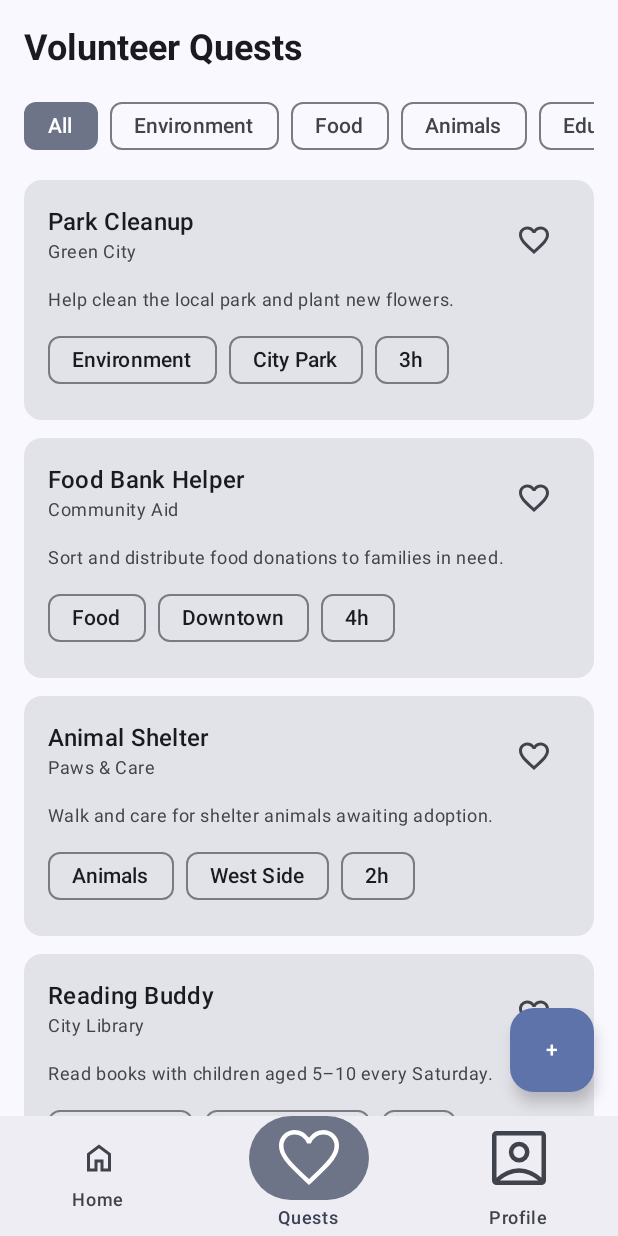
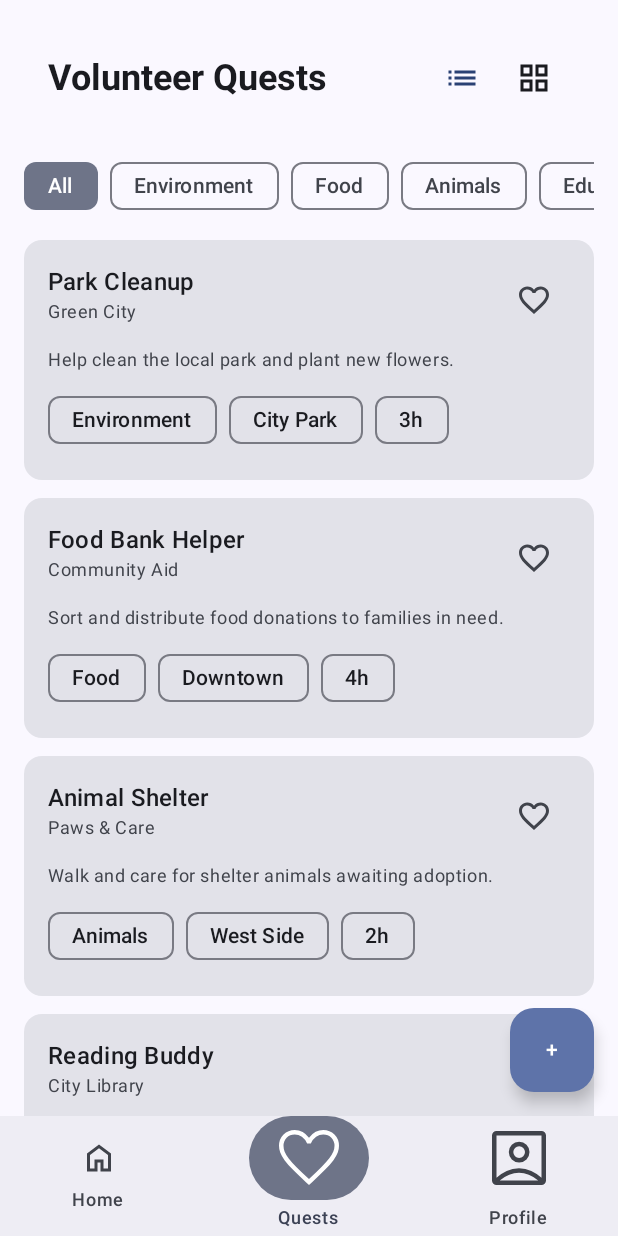
Before and after one commit to AbduBes/Volunteer-Opportunities-App, an Android app built with Jetpack Compose: the screen it shows after launch (MainActivity), item 2 of the bottom bar chosen, on a phone screen of 412 x 824 dp. Run offline under Robolectric (Android 15) with nearby library versions, the phone set to English and light mode, and no system bars; our stand-ins replace navigation suite.

Commit message:
Assignment 2, NavBar, State Management, Scrollable Lists,

```diff
--- a/app/build.gradle.kts
+++ b/app/build.gradle.kts
@@ -40,9 +40,11 @@ android {
 }
 
 dependencies {
+    val nav_version = "2.9.7"
     implementation("androidx.compose.material:material-icons-extended")
     implementation("io.coil-kt.coil3:coil-compose:3.1.0")
     implementation("io.coil-kt.coil3:coil-network-okhttp:3.1.0")
+    implementation("androidx.navigation:navigation-compose:${nav_version}")
     implementation(libs.androidx.lifecycle.viewmodel.compose)
     implementation(libs.androidx.core.ktx)
     implementation(libs.androidx.lifecycle.runtime.ktx)
--- /dev/null
+++ b/app/src/main/java/com/example/volunteer/model/HardcodedData.kt
@@ -0,0 +1,15 @@
+package com.example.volunteer.model
+
+object HardcodedData {
+    val allQuests = listOf(
+        Quest(1, "Park Cleanup", "Green City", "Environment", "City Park", 3, "Help clean the local park and plant new flowers."),
+        Quest(2, "Food Bank Helper", "Community Aid", "Food", "Downtown", 4, "Sort and distribute food donations to families in need.", isJoined = true),
+        Quest(3, "Animal Shelter", "Paws & Care", "Animals", "West Side", 2, "Walk and care for shelter animals awaiting adoption.", isJoined = true),
+        Quest(4, "Reading Buddy", "City Library", "Education", "Main Library", 2, "Read books with children aged 5–10 every Saturday."),
+        Quest(5, "Senior Visit", "Elder Care", "Healthcare", "Sunrise Home", 3, "Visit and chat with elderly residents."),
+        Quest(6, "Beach Cleanup", "Ocean Friends", "Environment", "South Beach", 5, "Remove plastic waste from the coastline."),
+        Quest(7, "Coding Workshop", "Tech4Good", "Education", "Community Center", 4, "Teach basic coding to teenagers."),
+    )
+
+    val categories = listOf("All", "Environment", "Food", "Animals", "Education", "Healthcare")
+}
--- a/app/src/main/java/com/example/volunteer/presentation/MainActivity.kt
+++ b/app/src/main/java/com/example/volunteer/presentation/MainActivity.kt
@@ -6,22 +6,24 @@ import androidx.activity.compose.setContent
 import androidx.activity.enableEdgeToEdge
 import androidx.compose.foundation.layout.fillMaxSize
 import androidx.compose.foundation.layout.padding
+import androidx.compose.material3.FloatingActionButton
 import androidx.compose.material3.Icon
 import androidx.compose.material3.Scaffold
 import androidx.compose.material3.Text
 import androidx.compose.material3.adaptive.navigationsuite.NavigationSuiteScaffold
-import androidx.compose.runtime.*
-import androidx.compose.runtime.saveable.rememberSaveable
+import androidx.compose.runtime.Composable
+import androidx.compose.runtime.getValue
 import androidx.compose.ui.Modifier
 import androidx.compose.ui.res.painterResource
-import com.example.volunteer.R
+import androidx.navigation.NavDestination.Companion.hierarchy
+import androidx.navigation.NavGraph.Companion.findStartDestination
+import androidx.navigation.NavHostController
+import androidx.navigation.compose.currentBackStackEntryAsState
+import androidx.navigation.compose.rememberNavController
+import com.example.volunteer.presentation.navigation.NavGraph
+import com.example.volunteer.presentation.navigation.Screen
 import com.example.volunteer.presentation.theme.VolunteerTheme
 import com.example.volunteer.presentation.ui.AppDestinations
-import com.example.volunteer.presentation.ui.screens.add.AddQuestScreen
-import com.example.volunteer.presentation.ui.screens.detail.QuestDetailScreen
-import com.example.volunteer.presentation.ui.screens.home.HomeScreen
-import com.example.volunteer.presentation.ui.screens.profile.ProfileScreen
-import com.example.volunteer.presentation.ui.screens.quests.QuestsScreen
 
 class MainActivity : ComponentActivity() {
     override fun onCreate(savedInstanceState: Bundle?) {
@@ -37,64 +39,71 @@ class MainActivity : ComponentActivity() {
 
 @Composable
 fun VolunteerApp() {
-    var currentDestination by rememberSaveable { mutableStateOf(AppDestinations.HOME) }
-    var selectedQuestId by rememberSaveable { mutableStateOf<Int?>(null) }
-    var showAddQuest by rememberSaveable { mutableStateOf(false) }
+    val navController = rememberNavController()
+    val navBackStackEntry by navController.currentBackStackEntryAsState()
+    val currentDestination = navBackStackEntry?.destination
+    val currentRoute = currentDestination?.route
 
-    when {
-        selectedQuestId != null -> {
-            QuestDetailScreen(
-                questId = selectedQuestId!!,
-                onBack = { selectedQuestId = null }
+    // Show bottom bar only on these top-level screens
+    val showBottomBar = currentRoute in listOf(
+        Screen.HOME.route,
+        Screen.QUESTS.route,
+        Screen.PROFILE.route
     )
-        }
-        showAddQuest -> {
-            AddQuestScreen(onBack = { showAddQuest = false })
-        }
-        else -> {
+
+    if (showBottomBar) {
         NavigationSuiteScaffold(
             navigationSuiteItems = {
                 AppDestinations.entries.forEach { dest ->
+                    val destRoute = when (dest) {
+                        AppDestinations.HOME -> Screen.HOME.route
+                        AppDestinations.QUESTS -> Screen.QUESTS.route
+                        AppDestinations.PROFILE -> Screen.PROFILE.route
+                    }
+
                     item(
-                            icon = {
-                                Icon(
-                                    painterResource(dest.icon),
-                                    contentDescription = dest.label
-                                )
-                            },
+                        icon = { Icon(painterResource(dest.icon), contentDescription = dest.label) },
                         label = { Text(dest.label) },
-                            selected = dest == currentDestination,
-                            onClick = { currentDestination = dest }
+                        selected = currentDestination?.hierarchy?.any { it.route == destRoute } == true,
+                        onClick = {
+                            navController.navigate(destRoute) {
+                                // Correct back stack handling
+                                popUpTo(navController.graph.findStartDestination().id) {
+                                    saveState = true
+                                }
+                                launchSingleTop = true
+                                restoreState = true
+                            }
+                        }
                     )
                 }
             }
         ) {
+            MainScaffoldContent(navController, currentRoute)
+        }
+    } else {
+        // Render without the bottom navigation bar for details/add screens
+        MainScaffoldContent(navController, currentRoute)
+    }
+}
+
+@Composable
+fun MainScaffoldContent(navController: NavHostController, currentRoute: String?) {
     Scaffold(
         modifier = Modifier.fillMaxSize(),
         floatingActionButton = {
-                        if (currentDestination == AppDestinations.QUESTS) {
-                            androidx.compose.material3.FloatingActionButton(
-                                onClick = { showAddQuest = true }
+            if (currentRoute == Screen.QUESTS.route) {
+                FloatingActionButton(
+                    onClick = { navController.navigate(Screen.ADD_QUEST.route) }
                 ) {
                     Text("+")
                 }
             }
         }
     ) { innerPadding ->
-                    val contentModifier = Modifier.padding(innerPadding)
-                    when (currentDestination) {
-                        AppDestinations.HOME -> HomeScreen(
-                            onViewQuestDetail = { selectedQuestId = it },
-                            modifier = contentModifier
+        NavGraph(
+            navController = navController,
+            modifier = Modifier.padding(innerPadding)
         )
-                        AppDestinations.QUESTS -> QuestsScreen(
-                            onViewDetail = { selectedQuestId = it },
-                            modifier = contentModifier
-                        )
-                        AppDestinations.PROFILE -> ProfileScreen(modifier = contentModifier)
     }
 }
-            }
-        }
-    }
-}
--- /dev/null
+++ b/app/src/main/java/com/example/volunteer/presentation/navigation/NavGraph.kt
@@ -0,0 +1,73 @@
+package com.example.volunteer.presentation.navigation
+
+import androidx.compose.runtime.Composable
+import androidx.compose.ui.Modifier
+import androidx.navigation.NavHostController
+import androidx.navigation.NavType
+import androidx.navigation.compose.NavHost
+import androidx.navigation.compose.composable
+import androidx.navigation.navArgument
+import com.example.volunteer.presentation.ui.screens.add.AddQuestScreen
+import com.example.volunteer.presentation.ui.screens.detail.QuestDetailScreen
+import com.example.volunteer.presentation.ui.screens.home.HomeScreen
+import com.example.volunteer.presentation.ui.screens.profile.ProfileScreen
+import com.example.volunteer.presentation.ui.screens.quests.QuestsScreen
+
+@Composable
+fun NavGraph(
+    navController: NavHostController,
+    modifier: Modifier = Modifier
+) {
+    NavHost(
+        navController = navController,
+        startDestination = Screen.HOME.route,
+        modifier = modifier
+    ) {
+        composable(route = Screen.HOME.route) {
+            HomeScreen(
+                onViewQuestDetail = { questId -> // Only takes 1 argument from HomeScreen
+                    // But we pass 2 arguments to the Route!
+                    navController.navigate(Screen.QUEST_DETAIL.createRoute(questId, "Home"))
+                }
+            )
+        }
+
+        composable(route = Screen.QUESTS.route) {
+            QuestsScreen(
+                onListClick = {},
+                onGridClick = {},
+                onViewDetail = { questId -> // Only takes 1 argument from QuestsScreen
+                    navController.navigate(Screen.QUEST_DETAIL.createRoute(questId, "Quests"))
+                }
+            )
+        }
+
+        composable(route = Screen.PROFILE.route) {
+            ProfileScreen()
+        }
+
+        composable(route = Screen.ADD_QUEST.route) {
+            AddQuestScreen(
+                onBack = { navController.popBackStack() }
+            )
+        }
+
+        // Navigate with arguments
+        composable(
+            route = Screen.QUEST_DETAIL.route,
+            arguments = listOf(
+                navArgument("questId") { type = NavType.IntType },
+                navArgument("source") { type = NavType.StringType } // Second argument
+            )
+        ) { backStackEntry ->
+            val questId = backStackEntry.arguments?.getInt("questId") ?: return@composable
+            val source = backStackEntry.arguments?.getString("source") ?: "Unknown"
+
+            QuestDetailScreen(
+                questId = questId,
+                source = source, // Pass it to the screen
+                onBack = { navController.popBackStack() }
+            )
+        }
+    }
+}
--- /dev/null
+++ b/app/src/main/java/com/example/volunteer/presentation/navigation/Screen.kt
@@ -0,0 +1,12 @@
+package com.example.volunteer.presentation.navigation
+
+sealed class Screen(val route: String) {
+    data object HOME : Screen("home_screen")
+    data object ADD_QUEST : Screen("add_quest_screen")
+    data object PROFILE : Screen("profile_screen")
+    data object QUESTS : Screen("quests_screen")
+
+    data object QUEST_DETAIL : Screen("quest_detail_screen/{questId}/{source}") {
+        fun createRoute(questId: Int, source: String) = "quest_detail_screen/$questId/$source"
+    }
+}
--- a/app/src/main/java/com/example/volunteer/presentation/ui/screens/detail/QuestDetailScreen.kt
+++ b/app/src/main/java/com/example/volunteer/presentation/ui/screens/detail/QuestDetailScreen.kt
@@ -18,6 +18,7 @@ import com.example.volunteer.presentation.viewmodel.QuestsViewModel
 @Composable
 fun QuestDetailScreen(
     questId: Int,
+    source: String,
     onBack: () -> Unit,
     modifier: Modifier = Modifier,
     viewModel: QuestsViewModel = viewModel()
--- a/app/src/main/java/com/example/volunteer/presentation/ui/screens/quests/QuestsScreen.kt
+++ b/app/src/main/java/com/example/volunteer/presentation/ui/screens/quests/QuestsScreen.kt
@@ -4,10 +4,12 @@ import androidx.compose.foundation.layout.*
 import androidx.compose.foundation.lazy.LazyColumn
 import androidx.compose.foundation.lazy.LazyRow
 import androidx.compose.foundation.lazy.items
+import androidx.compose.material.icons.Icons
+import androidx.compose.material.icons.filled.GridView
+import androidx.compose.material.icons.filled.List
 import androidx.compose.material3.*
-import androidx.compose.runtime.Composable
-import androidx.compose.runtime.collectAsState
-import androidx.compose.runtime.getValue
+import androidx.compose.runtime.*
+import androidx.compose.ui.Alignment
 import androidx.compose.ui.Modifier
 import androidx.compose.ui.text.font.FontWeight
 import androidx.compose.ui.unit.dp
@@ -17,11 +19,14 @@ import com.example.volunteer.presentation.viewmodel.QuestsViewModel
 
 @Composable
 fun QuestsScreen(
+    onListClick: () -> Unit,
+    onGridClick: () -> Unit,
     onViewDetail: (Int) -> Unit,
     modifier: Modifier = Modifier,
     viewModel: QuestsViewModel = viewModel()
 ) {
     val state by viewModel.uiState.collectAsState()
+    var isGroupedLayout by remember { mutableStateOf(false) }
 
     LazyColumn(
         modifier = modifier
@@ -31,13 +36,48 @@ fun QuestsScreen(
         contentPadding = PaddingValues(vertical = 16.dp)
     ) {
         item {
+            Row(
+                modifier = Modifier
+                    .fillMaxWidth()
+                    .padding(horizontal = 16.dp, vertical = 12.dp),
+                verticalAlignment = Alignment.CenterVertically
+            ) {
                 Text(
                     text = "Volunteer Quests",
+                    modifier = Modifier.weight(1f),
                     style = MaterialTheme.typography.headlineSmall,
                     fontWeight = FontWeight.Bold
                 )
+
+                // 2. Connect List button
+                IconButton(onClick = {
+                    isGroupedLayout = false
+                    onListClick()
+                }) {
+                    Icon(
+                        imageVector = Icons.Default.List,
+                        contentDescription = "List View",
+                        // Highlight icon if selected
+                        tint = if (!isGroupedLayout) MaterialTheme.colorScheme.primary else LocalContentColor.current
+                    )
                 }
 
+                // 3. Connect Grid/Row button
+                IconButton(onClick = {
+                    isGroupedLayout = true
+                    onGridClick()
+                }) {
+                    Icon(
+                        imageVector = Icons.Default.GridView,
+                        contentDescription = "Grid/Card View",
+                        // Highlight icon if selected
+                        tint = if (isGroupedLayout) MaterialTheme.colorScheme.primary else LocalContentColor.current
+                    )
+                }
+            }
+        }
+
+        // Category Filter Chips (This counts as your FIRST LazyRow!)
         item {
             LazyRow(horizontalArrangement = Arrangement.spacedBy(8.dp)) {
                 items(viewModel.categories) { category ->
@@ -60,7 +100,7 @@ fun QuestsScreen(
                         modifier = Modifier
                             .fillMaxWidth()
                             .padding(48.dp),
-                        contentAlignment = androidx.compose.ui.Alignment.Center
+                        contentAlignment = Alignment.Center
                     ) {
                         Text(
                             text = "No quests in this category yet.",
@@ -71,6 +111,9 @@ fun QuestsScreen(
                 }
             }
         } else {
+            // 4. Toggle between standard list and grouped rows
+            if (!isGroupedLayout) {
+                // STANDARD LIST LAYOUT
                 items(state.allQuests) { quest ->
                     QuestItem(
                         quest = quest,
@@ -78,6 +121,40 @@ fun QuestsScreen(
                         onViewDetail = onViewDetail
                     )
                 }
+            } else {
+                // GROUPED ROWS LAYOUT (Categories)
+                val groupedQuests = state.allQuests.groupBy { it.category }
+
+                groupedQuests.forEach { (category, quests) ->
+                    if (quests.isNotEmpty()) {
+                        // Category Title
+                        item {
+                            Text(
+                                text = category,
+                                style = MaterialTheme.typography.titleMedium,
+                                fontWeight = FontWeight.Bold,
+                                modifier = Modifier.padding(top = 8.dp, bottom = 4.dp)
+                            )
+                        }
+
+                        item {
+                            LazyRow(
+                                horizontalArrangement = Arrangement.spacedBy(16.dp),
+                                contentPadding = PaddingValues(bottom = 8.dp)
+                            ) {
+                                items(quests) { quest ->
+                                    QuestItem(
+                                        quest = quest,
+                                        onFavoriteToggle = { viewModel.toggleFavorite(it) },
+                                        onViewDetail = onViewDetail,
+                                        modifier = Modifier.width(300.dp)
+                                    )
                                 }
                             }
                         }
+                    }
+                }
+            }
+        }
+    }
+}
--- a/app/src/main/java/com/example/volunteer/presentation/viewmodel/QuestViewModel.kt
+++ b/app/src/main/java/com/example/volunteer/presentation/viewmodel/QuestViewModel.kt
@@ -1,6 +1,8 @@
 package com.example.volunteer.presentation.viewmodel
 
 import androidx.lifecycle.ViewModel
+import com.example.volunteer.model.HardcodedData
+import com.example.volunteer.model.HardcodedData.allQuests
 import com.example.volunteer.model.Quest
 import kotlinx.coroutines.flow.MutableStateFlow
 import kotlinx.coroutines.flow.StateFlow
@@ -16,21 +18,10 @@ class QuestsViewModel : ViewModel() {
 
     private val _uiState = MutableStateFlow(QuestsUiState())
     val uiState: StateFlow<QuestsUiState> = _uiState.asStateFlow()
-
-    private val allQuests = listOf(
-        Quest(1, "Park Cleanup", "Green City", "Environment", "City Park", 3, "Help clean the local park and plant new flowers."),
-        Quest(2, "Food Bank Helper", "Community Aid", "Food", "Downtown", 4, "Sort and distribute food donations to families in need.", isJoined = true),
-        Quest(3, "Animal Shelter", "Paws & Care", "Animals", "West Side", 2, "Walk and care for shelter animals awaiting adoption.", isJoined = true),
-        Quest(4, "Reading Buddy", "City Library", "Education", "Main Library", 2, "Read books with children aged 5–10 every Saturday."),
-        Quest(5, "Senior Visit", "Elder Care", "Healthcare", "Sunrise Home", 3, "Visit and chat with elderly residents."),
-        Quest(6, "Beach Cleanup", "Ocean Friends", "Environment", "South Beach", 5, "Remove plastic waste from the coastline."),
-        Quest(7, "Coding Workshop", "Tech4Good", "Education", "Community Center", 4, "Teach basic coding to teenagers."),
-    )
-
-    val categories = listOf("All", "Environment", "Food", "Animals", "Education", "Healthcare")
+    val categories = HardcodedData.categories
 
     init {
-        _uiState.value = _uiState.value.copy(allQuests = allQuests)
+        _uiState.value = _uiState.value.copy(allQuests = HardcodedData.allQuests)
     }
 
     fun selectCategory(category: String) {
```
Also changed, not shown: app/src/main/java/com/example/volunteer/presentation/ui/screens/home/HomeScreen.kt (+4 -3 lines), app/src/main/java/com/example/volunteer/presentation/ui/screens/profile/ProfileScreen.kt (+27 -6 lines), app/src/main/java/com/example/volunteer/presentation/viewmodel/ProfileViewModel.kt (+10 -1 lines), app/src/main/java/com/example/volunteer/model/Quest.kt (line endings or trailing spaces). Lines whose indentation alone changed are shown as unchanged.
